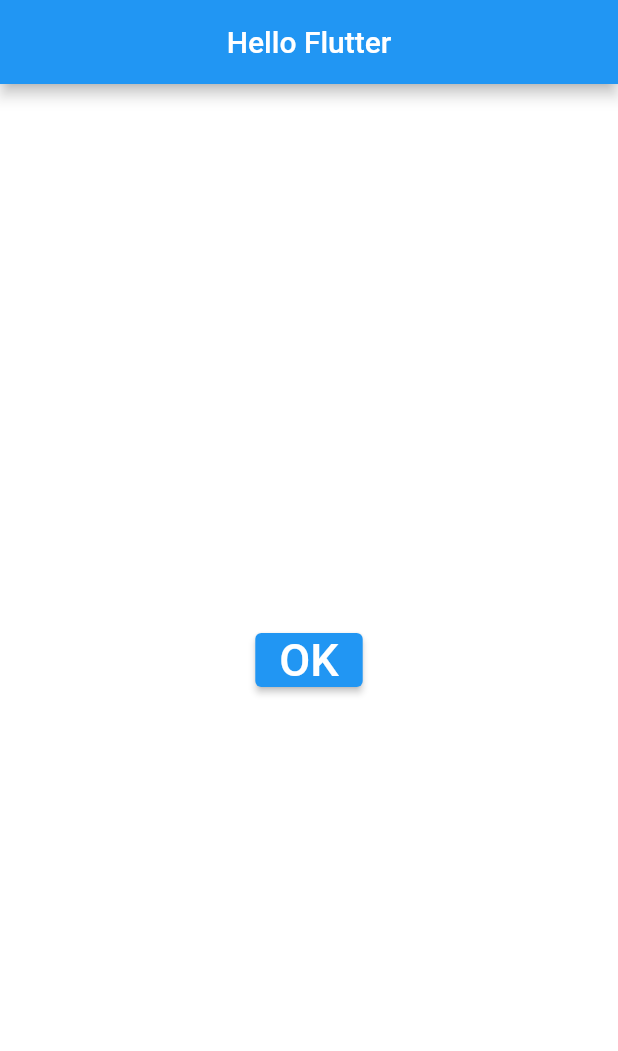
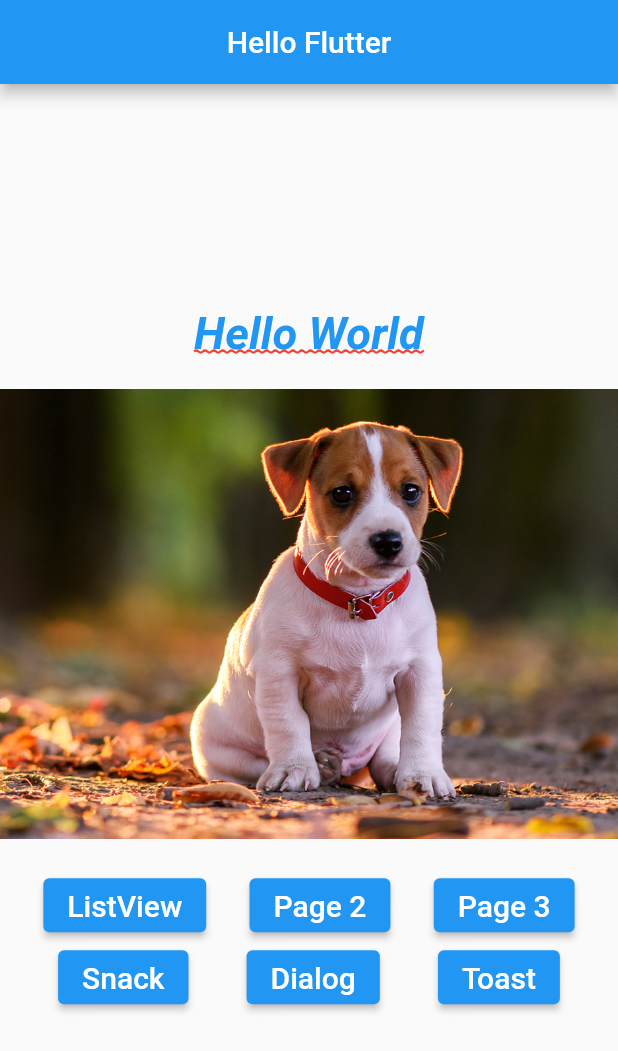
Before and after one commit to devbrunorm/flutter-aula01, a Flutter app: the screen it shows after launch, on a phone screen of 412 x 824 dp. Shown: the top 1051 px of the screen. Run offline on Flutter 3.47's test engine with Material 2 defaults, Android fonts, the phone set to English and light mode, and no system bars.

Commit message:
Finalizada a estrutura da página principal. Adicionada uma página secundária.

```diff
--- /dev/null
+++ b/lib/home_page.dart
@@ -0,0 +1,113 @@
+import 'package:flutter/material.dart';
+import 'package:projetos_android/pages/hello_page1.dart';
+
+class HomePage extends StatelessWidget {
+  const HomePage({Key? key}) : super(key: key);
+
+  @override
+  Widget build(BuildContext context) {
+    return Scaffold(
+      appBar: AppBar(
+        title: Text("Hello Flutter"),
+        centerTitle: true,
+      ),
+      body: _body(context),
+    );
+  }
+
+  _body(BuildContext context) {
+    return Container(
+      child: Column(
+        mainAxisAlignment: MainAxisAlignment.center,
+        children: <Widget> [
+          _text(),
+          _pageView(),
+          _buttons(context),
+        ],
+      ),
+    );
+  }
+
+  _pageView() {
+    return Container(
+      margin: EdgeInsets.only(top:20, bottom: 20),
+          height: 300,
+          child: PageView(
+            children:<Widget> [
+              _img("assets/images/dog1.png"),
+              _img("assets/images/dog2.png"),
+              _img("assets/images/dog3.png"),
+              _img("assets/images/dog4.png"),
+              _img("assets/images/dog5.png"),
+            ],
+          ),
+        );
+  }
+
+  _buttons(BuildContext context) {
+    return Column(
+          children: <Widget> [
+            Row(
+              mainAxisAlignment: MainAxisAlignment.spaceEvenly,
+              children: <Widget> [
+                _button(context, "ListView"),
+                _button(context, "Page 2"),
+                _button(context, "Page 3"),
+              ],
+            ),
+            Row(
+              mainAxisAlignment: MainAxisAlignment.spaceEvenly,
+              children: <Widget> [
+                _button(context, "Snack"),
+                _button(context, "Dialog"),
+                _button(context, "Toast"),
+              ],
+            ),
+          ],
+        );
+  }
+
+  _text() {
+    return const Text(
+      "Hello World",
+      style: TextStyle(
+        fontSize: 30,
+        color: Colors.blue,
+        fontWeight: FontWeight.bold,
+        fontStyle: FontStyle.italic,
+        decoration: TextDecoration.underline,
+        decorationColor: Colors.red,
+        decorationStyle: TextDecorationStyle.wavy,
+      ),
+    );
+  }
+
+  _button(BuildContext context, String text) {
+    return ElevatedButton(
+      style: ElevatedButton.styleFrom(
+        primary: Colors.blue,
+      ),
+      child: Text(
+        text,
+        style: TextStyle(
+          color: Colors.white,
+          fontSize: 20,
+        ),
+      ),
+      onPressed: () => _onClickOK(context),
+    );
+  }
+
+  void _onClickOK(BuildContext context) {
+      Navigator.push(context, MaterialPageRoute(builder: (BuildContext context) {
+        return HelloPage1();
+      }));
+  }
+
+  _img(img) {
+    return Image.asset(
+      img,
+      fit: BoxFit.cover,
+    );
+  }
+}
--- a/lib/main.dart
+++ b/lib/main.dart
@@ -1,7 +1,7 @@
 import 'package:flutter/cupertino.dart';
 import 'package:flutter/material.dart';
 
-import 'pages/home_page.dart';
+import 'home_page.dart';
 
 void main() => runApp(const MyApp());
 
--- /dev/null
+++ b/lib/pages/hello_page1.dart
@@ -0,0 +1,14 @@
+import 'package:flutter/material.dart';
+
+class HelloPage1 extends StatelessWidget {
+  const HelloPage1({Key? key}) : super(key: key);
+
+  @override
+  Widget build(BuildContext context) {
+    return Scaffold(
+      appBar: AppBar(
+        title: Text("Page 1"),
+      ),
+    );
+  }
+}
--- a/lib/pages/home_page.dart
+++ /dev/null
@@ -1,67 +0,0 @@
-import 'package:flutter/material.dart';
-
-class HomePage extends StatelessWidget {
-  const HomePage({Key? key}) : super(key: key);
-
-  @override
-  Widget build(BuildContext context) {
-    return Scaffold(
-      appBar: AppBar(
-        title: Text("Hello Flutter"),
-        centerTitle: true,
-      ),
-      body: _body(),
-    );
-  }
-
-  _body() {
-    return Container(
-      color: Colors.white,
-      child: Center(
-        child: _button(),
-      ),
-    );
-  }
-
-  _text() {
-    return const Text(
-      "Hello World",
-      style: TextStyle(
-        fontSize: 30,
-        color: Colors.blue,
-        fontWeight: FontWeight.bold,
-        fontStyle: FontStyle.italic,
-        decoration: TextDecoration.underline,
-        decorationColor: Colors.red,
-        decorationStyle: TextDecorationStyle.wavy,
-      ),
-    );
-  }
-
-  _button() {
-    return ElevatedButton(
-      style: ElevatedButton.styleFrom(
-        primary: Colors.blue,
-      ),
-      child: Text(
-        "OK",
-        style: TextStyle(
-          color: Colors.white,
-          fontSize: 30,
-        ),
-      ),
-      onPressed: () => _onClickOK(),
-    );
-  }
-
-  void _onClickOK() {
-      print("Clicou no botão!");
-  }
-
-  _img() {
-    return Image.asset(
-      "assets/images/dog4.png",
-      fit: BoxFit.cover,
-    );
-  }
-}
```
